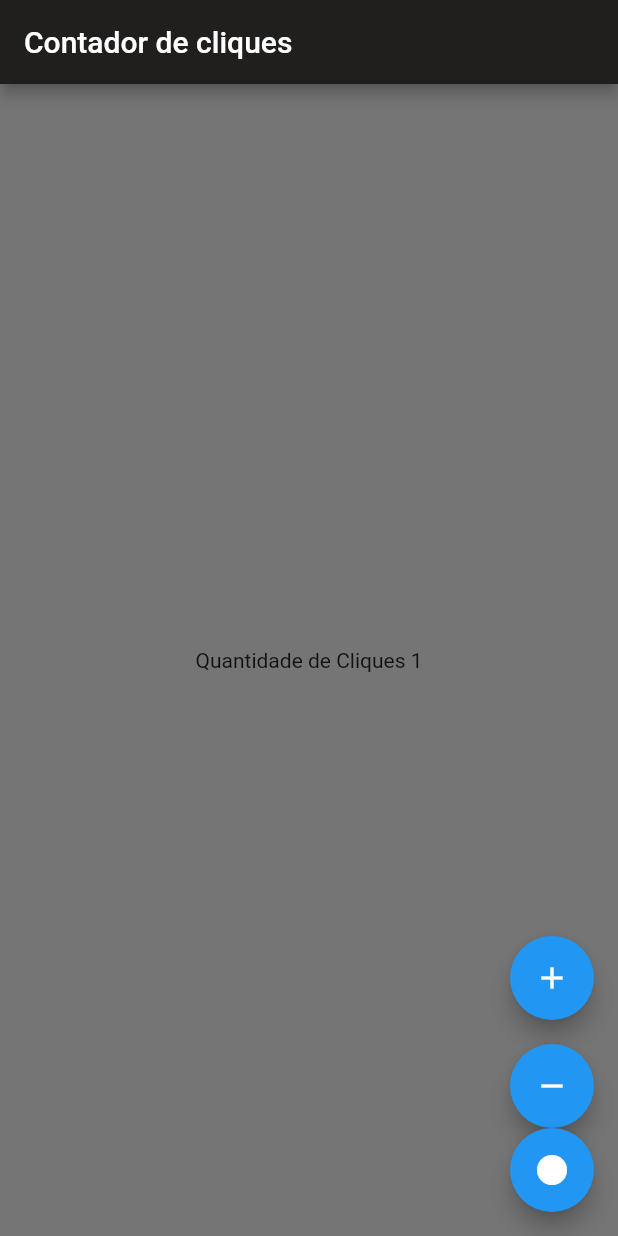
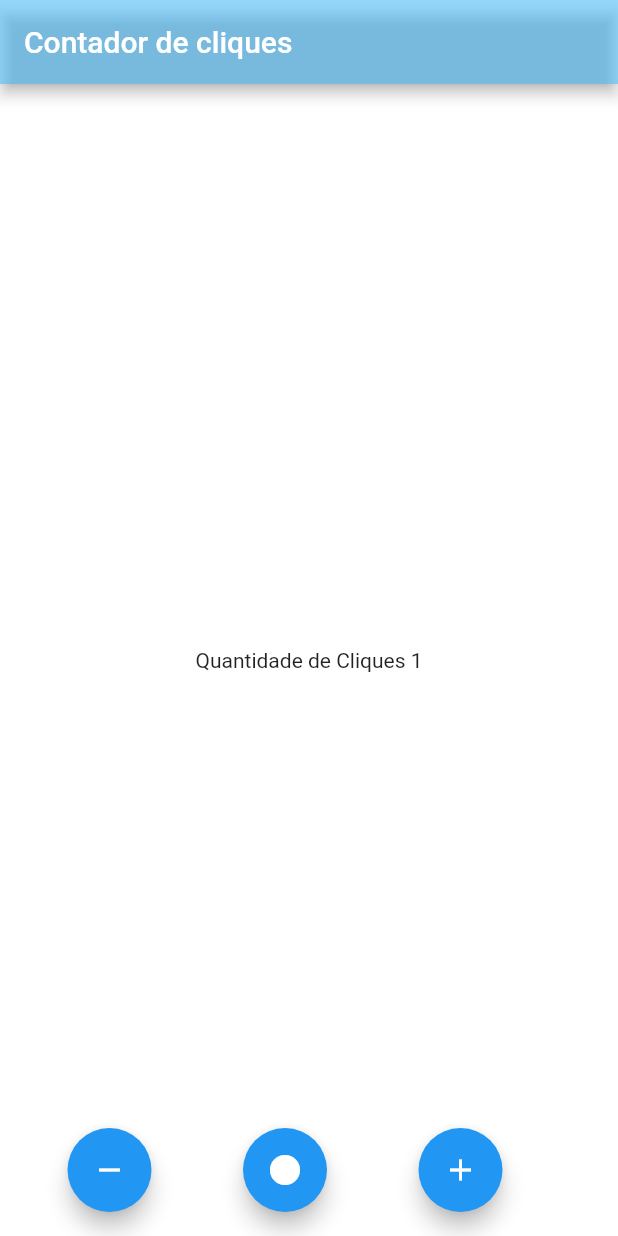
Before and after one commit to Leobritt/Contador_de_Cliques, a Flutter app: the screen it shows after launch, after a tap on the "add" icon, on a phone screen of 412 x 824 dp. Run offline on Flutter 3.47's test engine with Material 2 defaults, Android fonts, the phone set to English and light mode, and no system bars.

```diff
--- a/lib/home_page.dart
+++ b/lib/home_page.dart
@@ -1,62 +1,83 @@
-import 'package:first_flutter_project/home_controller.dart';
 import 'package:flutter/material.dart';
-import 'home_controller.dart';
 
-//boa praticar colocar o nome da class ...page quando for um widget q ocupa a tela inteira
-class HomePage extends StatelessWidget {
-  //construtor const e add uma key
-  //key é um id da arvore widget n é obrigatorio passar
+/*boa praticar colocar o nome da class ...page quando for um widget q ocupa a tela inteira*/
+
+//Quando For StatefulWidget criar outra class privada isso é um principio do solid
+//chamado singleResponsability
+class HomePage extends StatefulWidget {
+  //construtor const e add uma key é uma id da arvore widget n é obrigatorio passar
   const HomePage({super.key});
 
   @override
-  //build context vai recuparar/acessar as infos do home_controller pai da home_page
-  //context é da app inteira e eh oq tem construido ate o momento
+  State<HomePage> createState() => _HomePageState();
+}
+
+class _HomePageState extends State<HomePage> {
+  var counterAdd = 0;
+
+  /*chamado quando o widget for construido
+  @override
+  void initState() {
+    // TODO: implement initState
+    super.initState();
+  }
+
+  //chamado quando o widget for destruido
+  @override
+  void dispose() {
+    // TODO: implement dispose
+    super.dispose();
+  }
+  */
+
+  /*build context vai recuparar/acessar as infos do home_controller pai da home_page
+  context é da app inteira e eh oq tem construido ate o momento
+  */
+
+  @override
   Widget build(BuildContext context) {
-    //é possivel pega outras infos usando o
-    var controller = HomeController.of(context);
-    final size = MediaQuery.of(context).size;
-    print(size);
-    final navigation = Navigator.of(context);
-    print(navigation);
-    // ! avisando q pode ser null
-
     return Scaffold(
       appBar: AppBar(
         title: const Text("Contador de cliques"),
-          backgroundColor: Color.fromARGB(255, 32, 31, 30)),
-      backgroundColor: Color.fromARGB(255, 117, 117, 117),
-      floatingActionButton:
-          Column(mainAxisAlignment: MainAxisAlignment.end, children: [
+        backgroundColor: Color.fromARGB(134, 61, 187, 255),
+      ),
+      backgroundColor: Color.fromARGB(255, 255, 255, 255),
+      floatingActionButton: Row(
+        mainAxisAlignment: MainAxisAlignment.spaceEvenly,
+        children: [
           FloatingActionButton(
-          child: const Icon(Icons.add),
+            child: const Icon(Icons.remove),
             onPressed: () {
-            controller.increment();
-            // ignore_for_file: avoid_print
-            print("clicou no botão de soma");
+              if (counterAdd == 0) {
+              } else {
+                setState(() {
+                  counterAdd--;
+                });
+              }
             },
           ),
 
-        const SizedBox(height: 16), // Espaçamento entre os botões
-
-        FloatingActionButton(
-          child: const Icon(Icons.remove),
-          onPressed: () {
-            // ignore_for_file: avoid_print
-            controller.decrement();
-            print("clicou no botão de subtração");
-          },
-        ),
+          //const SizedBox(width: 20), Espaçamento entre os botões
 
           FloatingActionButton(
             child: const Icon(Icons.circle),
             onPressed: () {
-            // ignore_for_file: avoid_print
-            controller.reset();
-            print("clicou no botão de subtração");
+              setState(() {
+                counterAdd = 0;
+              });
             },
           ),
-      ]),
-      body: Center(child: Text('Quantidade de Cliques ${controller.cont}')),
+          FloatingActionButton(
+            child: const Icon(Icons.add),
+            onPressed: () {
+              setState(() {
+                counterAdd++;
+              });
+            },
+          ),
+        ],
+      ),
+      body: Center(child: Text('Quantidade de Cliques ${counterAdd}')),
     );
   }
 }
```
Lines whose indentation alone changed are shown as unchanged.
